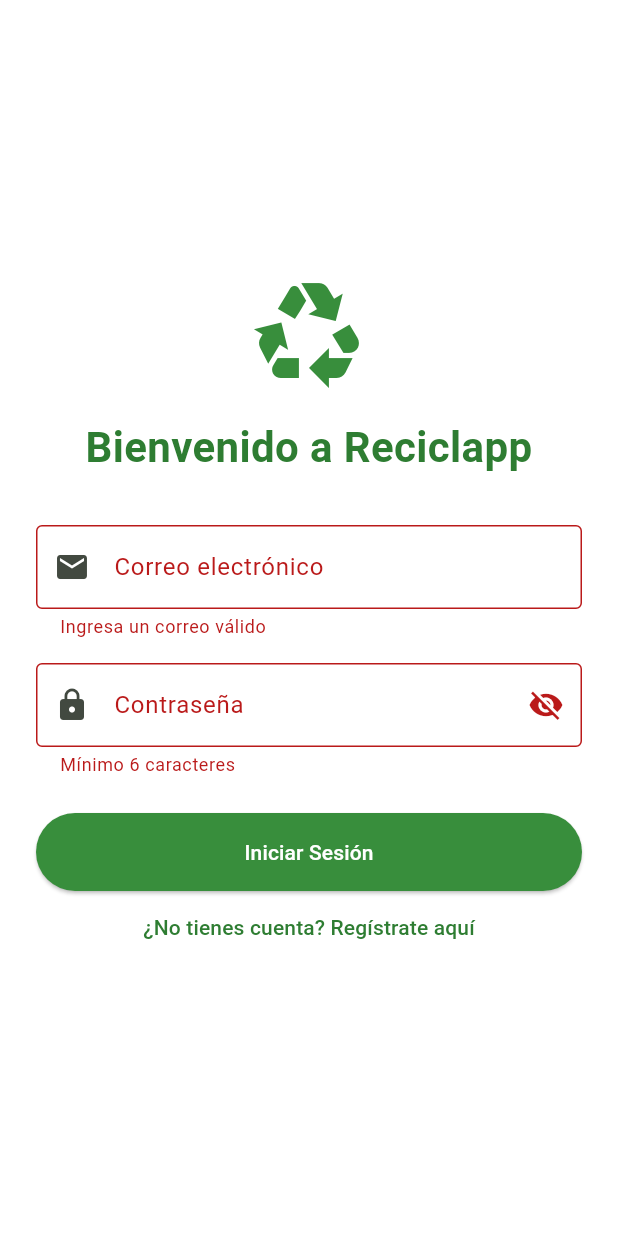
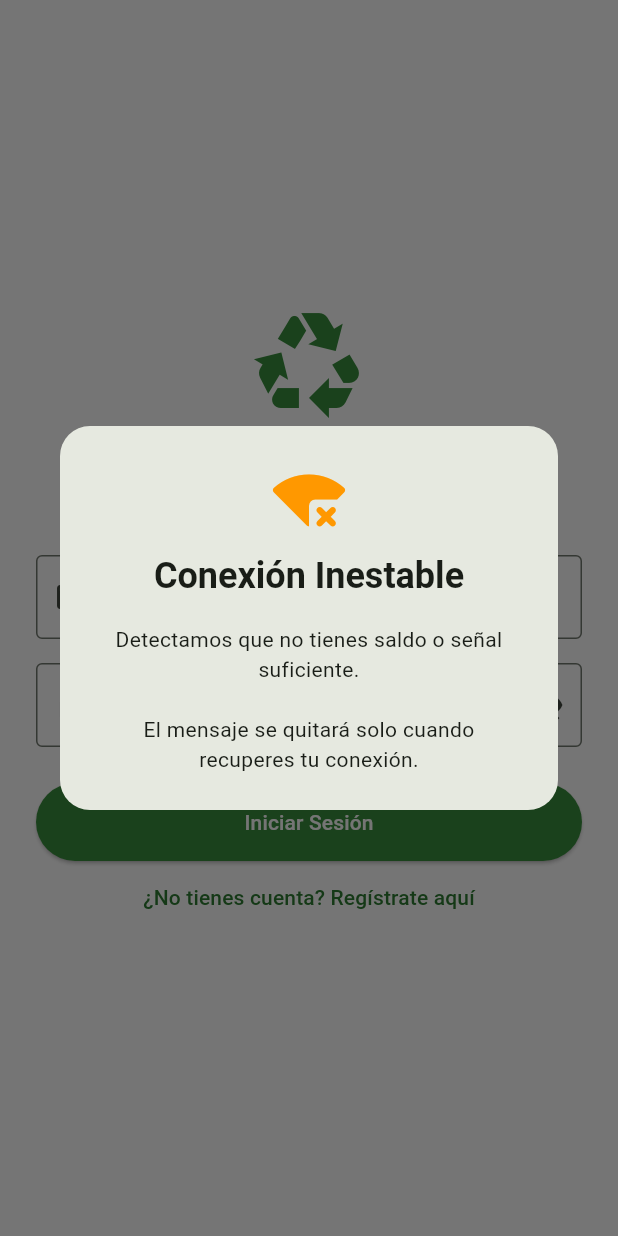
Before and after one commit to TheAdverse/Reciclapp, a Flutter app: the screen it shows after launch, after a tap on "Iniciar Sesión", on a phone screen of 412 x 824 dp. Run offline on Flutter 3.47's test engine with Material 3 defaults, Android fonts, the phone set to English and light mode, and no system bars; our stand-ins replace connectivity_plus, firebase_core, firebase_messaging, flutter_dotenv, flutter_local_notifications, flutter_map and 5 more; missing offline and left inert: mobile_scanner, workmanager; accounts and stored records are empty.

Commit message:
mostrar mensaje si no hay conexion a internet

```diff
--- a/lib/auth_screen.dart
+++ b/lib/auth_screen.dart
@@ -1,6 +1,7 @@
 import 'package:flutter/material.dart';
 import 'supabase_handler.dart';
 import 'main_screen.dart';
+import 'dart:async';
 
 class AuthScreen extends StatefulWidget {
   const AuthScreen({super.key});
@@ -57,6 +58,12 @@ class _AuthScreenState extends State<AuthScreen> {
   }
 
   Future<void> _submitForm() async {
+    bool hayRed = await _handler.tieneInternet();
+    if (!hayRed) {
+      _mostrarBloqueoSinInternet();
+      return; // No deja que el código avance a Supabase
+    }
+
     if (_formKey.currentState!.validate()) {
       setState(() => _isLoading = true);
       try {
@@ -206,4 +213,46 @@ class _AuthScreenState extends State<AuthScreen> {
       ),
     );
   }
+
+  void _mostrarBloqueoSinInternet() {
+    // Creamos un timer que cheque la conexión cada 3 segundos
+    Timer? timer;
+
+    showDialog(
+      context: context,
+      barrierDismissible: false,
+      builder: (context) {
+        // Iniciamos el timer cuando se construye el diálogo
+        timer = Timer.periodic(const Duration(seconds: 3), (t) async {
+          bool conectado = await _handler.tieneInternet();
+          if (conectado) {
+            t.cancel(); // Detenemos el timer
+            if (Navigator.canPop(context)) {
+              Navigator.pop(context); // Quitamos el mensaje automáticamente
+            }
+          }
+        });
+
+        return PopScope(
+          canPop: false,
+          child: AlertDialog(
+            shape: RoundedRectangleBorder(borderRadius: BorderRadius.circular(20)),
+            title: const Column(
+              children: [
+                Icon(Icons.signal_wifi_connected_no_internet_4_rounded, color: Colors.orange, size: 50),
+                SizedBox(height: 10),
+                Text("Conexión Inestable", style: TextStyle(fontWeight: FontWeight.bold)),
+              ],
+            ),
+            content: const Text(
+              "Detectamos que no tienes saldo o señal suficiente.\n\nEl mensaje se quitará solo cuando recuperes tu conexión.",
+              textAlign: TextAlign.center,
+            ),
+            // Quitamos los botones para que sea puramente automático
+          ),
+        );
+      },
+    ).then((_) => timer?.cancel()); // Por seguridad, cancelamos el timer si el diálogo se cierra
+  }
+
 }
--- a/lib/supabase_handler.dart
+++ b/lib/supabase_handler.dart
@@ -1,4 +1,6 @@
 import 'package:supabase_flutter/supabase_flutter.dart';
+import 'package:connectivity_plus/connectivity_plus.dart';
+import 'dart:io';
 
 class SupabaseHandler {
   final SupabaseClient supabase = Supabase.instance.client;
@@ -157,4 +159,24 @@ class SupabaseHandler {
         .order('fecha_hora', ascending: false)
         .limit(15);
   }
+
+  Future<bool> tieneInternet() async {
+    final List<ConnectivityResult> connectivityResult = await (Connectivity().checkConnectivity());
+
+    if (connectivityResult.contains(ConnectivityResult.none)) {
+      return false;
+    }
+    // Si llegamos aquí, los datos o wifi están prendidos.
+    // Ahora verificamos si realmente hay navegación (saldo/señal).
+    try {
+      final result = await InternetAddress.lookup('google.com');
+      if (result.isNotEmpty && result[0].rawAddress.isNotEmpty) {
+        return true; // Hay internet real
+      }
+    } on SocketException catch (_) {
+      return false; // Están prendidos los datos pero no hay internet (sin saldo)
+    }
+
+    return false;
+  }
 }
--- a/pubspec.yaml
+++ b/pubspec.yaml
@@ -49,6 +49,7 @@ dependencies:
   flutter_local_notifications: ^21.0.0
   workmanager: ^0.9.0+3
   permission_handler: ^12.0.1
+  connectivity_plus: ^7.1.1
 
 dev_dependencies:
   flutter_test:
```
Also changed, not shown: lib/points_screen.dart (+48 -1 lines), pubspec.lock, 3 other files.
